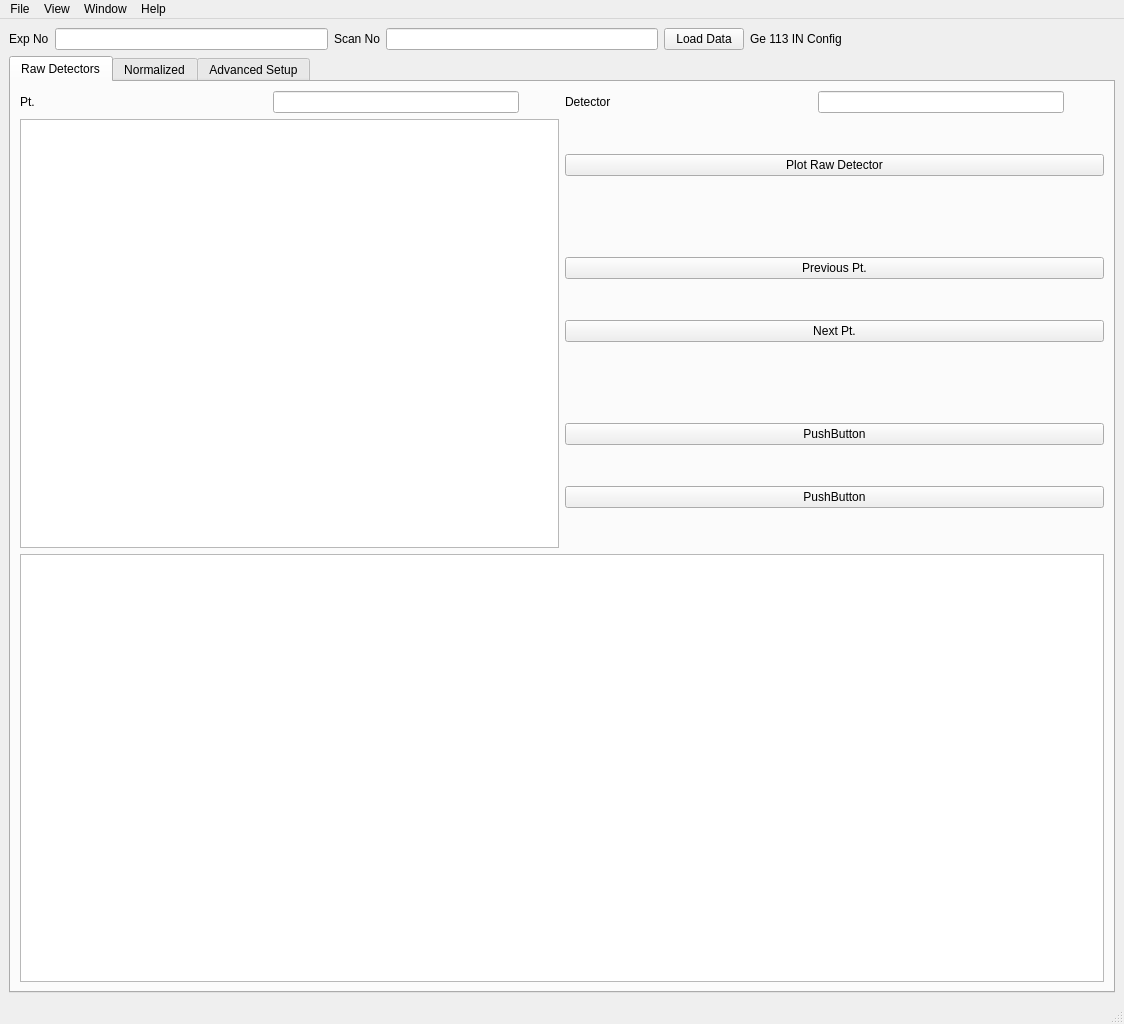
Qt form Code/Mantid/scripts/HFIRPowderReduction/Ui_MainWindow.ui (mantidproject/mantid) before a commit.
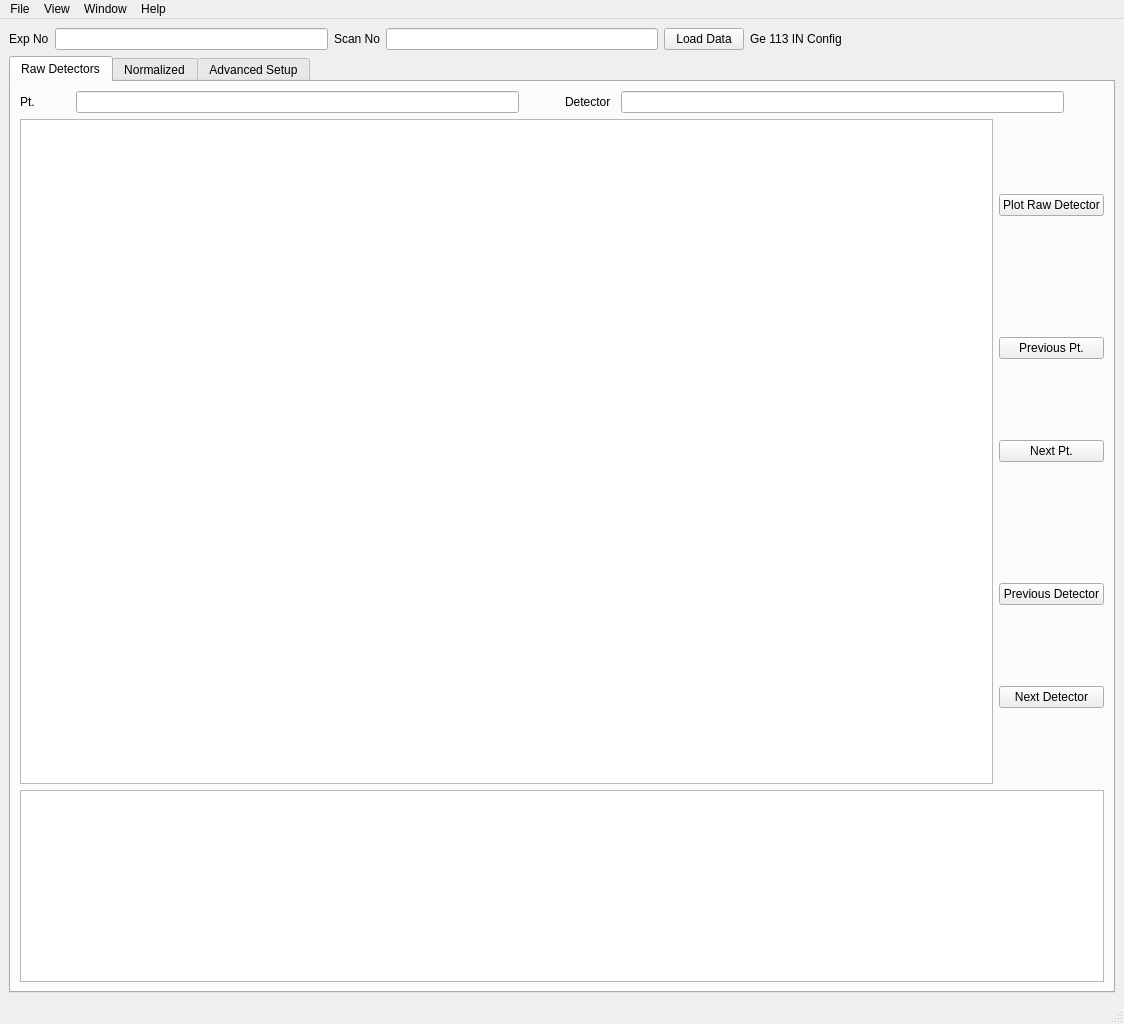
The same form after that commit. The open tabs and pages were chosen to show the change.

Patch:
```diff
--- a/Code/Mantid/scripts/HFIRPowderReduction/Ui_MainWindow.ui
+++ b/Code/Mantid/scripts/HFIRPowderReduction/Ui_MainWindow.ui
@@ -86,6 +86,18 @@
                <layout class="QHBoxLayout" name="horizontalLayout_13">
                 <item>
                  <widget class="QLabel" name="label_ptNo">
+                  <property name="sizePolicy">
+                   <sizepolicy hsizetype="Fixed" vsizetype="Preferred">
+                    <horstretch>0</horstretch>
+                    <verstretch>0</verstretch>
+                   </sizepolicy>
+                  </property>
+                  <property name="minimumSize">
+                   <size>
+                    <width>50</width>
+                    <height>0</height>
+                   </size>
+                  </property>
                   <property name="text">
                    <string>Pt.</string>
                   </property>
@@ -119,6 +131,18 @@
                 </item>
                 <item>
                  <widget class="QLabel" name="label_detNo">
+                  <property name="sizePolicy">
+                   <sizepolicy hsizetype="Fixed" vsizetype="Preferred">
+                    <horstretch>0</horstretch>
+                    <verstretch>0</verstretch>
+                   </sizepolicy>
+                  </property>
+                  <property name="minimumSize">
+                   <size>
+                    <width>50</width>
+                    <height>0</height>
+                   </size>
+                  </property>
                   <property name="text">
                    <string>Detector </string>
                   </property>
@@ -157,7 +181,7 @@
                 <item>
                  <widget class="QGraphicsView" name="graphicsView_Raw">
                   <property name="sizePolicy">
-                   <sizepolicy hsizetype="Ignored" vsizetype="Preferred">
+                   <sizepolicy hsizetype="Expanding" vsizetype="Expanding">
                     <horstretch>0</horstretch>
                     <verstretch>0</verstretch>
                    </sizepolicy>
@@ -222,14 +246,14 @@
                   <item>
                    <widget class="QPushButton" name="pushButton_detUp">
                     <property name="text">
-                     <string>PushButton</string>
+                     <string>Previous Detector</string>
                     </property>
                    </widget>
                   </item>
                   <item>
                    <widget class="QPushButton" name="pushButton_detDown">
                     <property name="text">
-                     <string>PushButton</string>
+                     <string>Next Detector</string>
                     </property>
                    </widget>
                   </item>
```
Left out of the diff: 7 changed lines with no effect on the pictures.
